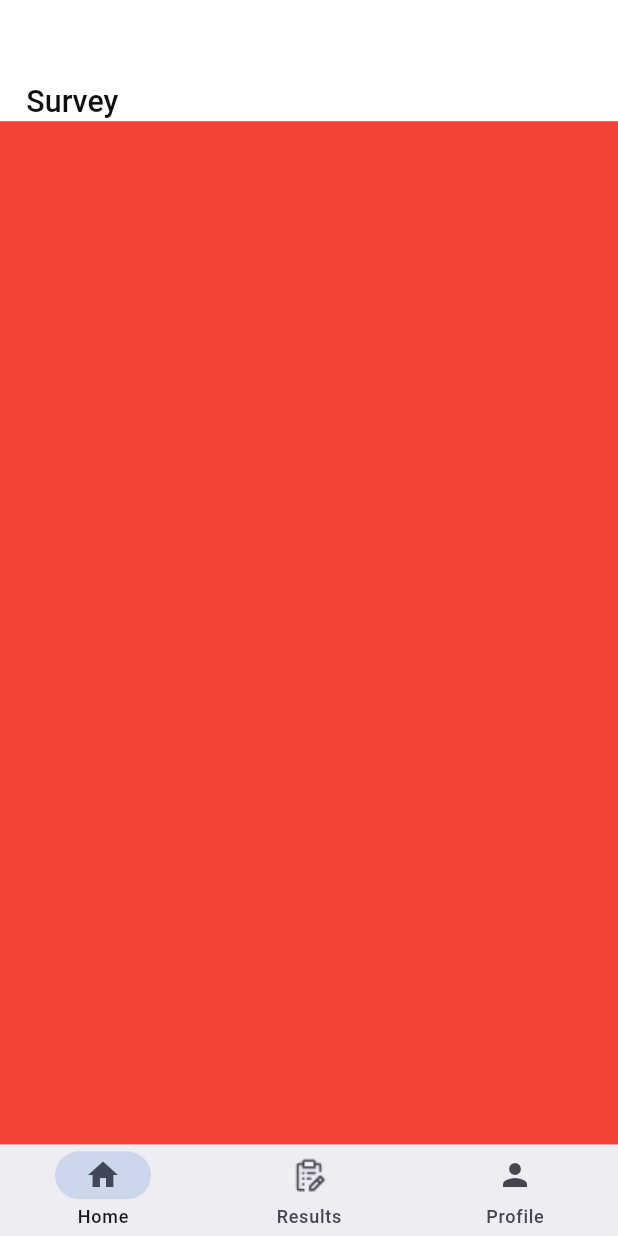
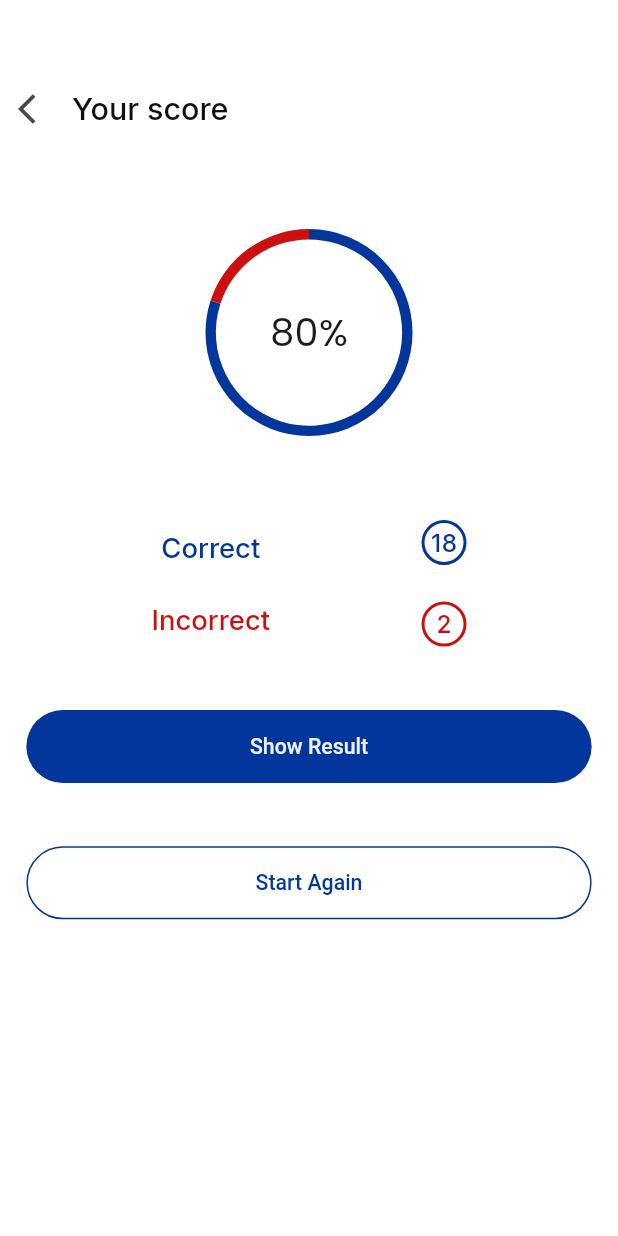
Before and after one commit to MohamedBishta/OnlineExam, a Flutter app: the screen it shows after launch, on a phone screen of 412 x 824 dp. Run offline on Flutter 3.47's test engine with Material 3 defaults, Android fonts, the phone set to English and light mode, and no system bars; our stand-ins replace connectivity_plus, dio, easy_localization, flutter_bloc, flutter_screenutil, flutter_spinkit and 8 more; missing offline and left inert: flutter_timer_countdown; accounts and stored records are empty.

Commit message:
feat(exam):ui done and fix problem with gradle - exam screen ui - Score Screen ui - move sdk from partition to another and fix all damage

```diff
--- a/lib/config/theme/my_theme.dart
+++ b/lib/config/theme/my_theme.dart
@@ -9,10 +9,25 @@ class MyTheme {
       fontWeight: FontWeight.w500,
       color: ColorsManager.headTheme,
     ),
+    headlineSmall: TextStyle(
+      fontSize: 18.sp,
+      fontWeight: FontWeight.w500,
+      color: ColorsManager.headTheme,
+    ),
+    titleLarge: TextStyle(
+      fontWeight: FontWeight.w500,
+      fontSize: 14.sp,
+      color: ColorsManager.textTheme,
+    ),
     titleSmall: TextStyle(
       fontWeight: FontWeight.w400,
       fontSize: 12.sp,
       color: ColorsManager.textTheme,
+    ),
+    bodyLarge: TextStyle(
+      fontSize: 16.sp,
+      fontWeight: FontWeight.w500,
+      color: ColorsManager.headTheme,
     ),
   );
 
--- a/lib/core/utils/assets_manager.dart
+++ b/lib/core/utils/assets_manager.dart
@@ -1,4 +1,5 @@
 class AssetsManager {
   static const profile = 'assets/images/profile_test.jpg';
-  static const result = 'assets/icons/result_icon.png';
+  static const resultIcon = 'assets/icons/result_icon.png';
+  static const timerIcon = 'assets/icons/timer_icon.png';
 }
--- a/lib/core/utils/colors_manager.dart
+++ b/lib/core/utils/colors_manager.dart
@@ -1,5 +1,6 @@
 import 'package:flutter/material.dart';
 
+//Color(0xffEDEFF3)
 class ColorsManager {
   static const int _baseBlueColor = 0xFF02369C;
   static const int _baseGrayColor = 0xFF0F0F0F;
@@ -7,12 +8,15 @@ class ColorsManager {
   static const Color headTheme = Color(0xff0F0F0F);
   static const Color textTheme = Color(0xff535353);
   static const Color babyBlue = Color(0xff02369C);
+  static const Color green = Color(0xff11CE19);
+  static const Color red = Color(0xffCC1010);
 
   static const MaterialColor customBlue = MaterialColor(
     _baseBlueColor,
     <int, Color>{
-      50: Color(0xFFCCD7EB), // 10%
-      100: Color(0xFFABBCDE), // 20%
+      50: Color(0xFFEDEFF3),
+      100: Color(0xFFCCD7EB), // 10%
+      150: Color(0xFFABBCDE), // 20%
       200: Color(0xFF819BCE), // 30%
       300: Color(0xFF5679BD), // 40%
       400: Color(0xFF2C58AD), // 50%
--- a/lib/core/utils/routing/routes_manager.dart
+++ b/lib/core/utils/routing/routes_manager.dart
@@ -8,4 +8,6 @@ class RoutesManager {
   static const String forgetRouteName = '/forget';
   static const String otpRouteName = '/otp';
   static const String changePasswordRouteName = '/changePassword';
+  static const String examRouteName = '/exam';
+  static const String examScoreRouteName = '/examScore';
 }
--- a/lib/main.dart
+++ b/lib/main.dart
@@ -8,6 +8,8 @@ import 'package:online_exam/presentation/forget/forget_password.dart';
 import 'package:online_exam/presentation/forget/reset_password.dart';
 import 'package:online_exam/presentation/forget/verification_code.dart';
 import 'package:online_exam/presentation/home/home_screen.dart';
+import 'package:online_exam/presentation/home/tabs/explore/exam/exam.dart';
+import 'package:online_exam/presentation/home/tabs/explore/exam/exam_score.dart';
 import 'package:online_exam/presentation/home/tabs/profile/edite_profile_tap.dart';
 import 'package:online_exam/presentation/home/tabs/profile/reset_password_view.dart'
     show ResetPasswordView;
@@ -50,7 +52,7 @@ class MyApp extends StatelessWidget {
         title: 'Flutter Demo',
         debugShowCheckedModeBanner: false,
         theme: MyTheme.lightTheme,
-        initialRoute: RoutesManager.homeRoteName,
+        initialRoute: RoutesManager.examScoreRouteName,
         routes: {
           RoutesManager.loginRouteName: (_) => LoginScreen(),
           RoutesManager.registerRoteName: (_) => RegisterScreen(),
@@ -59,7 +61,9 @@ class MyApp extends StatelessWidget {
           RoutesManager.resetPasswordRoteName: (_) => ResetPasswordView(),
           RoutesManager.forgetRouteName: (_) => ForgetPassword(),
           RoutesManager.otpRouteName: (_) => EmailVerification(),
-          RoutesManager.changePasswordRouteName: (_) => ResetPassword()
+          RoutesManager.changePasswordRouteName: (_) => ResetPassword(),
+          RoutesManager.examRouteName: (_) => ExamScreen(),
+          RoutesManager.examScoreRouteName: (_) => ExamScoreScreen()
         },
       ),
     );
--- a/lib/presentation/home/home_screen.dart
+++ b/lib/presentation/home/home_screen.dart
@@ -67,7 +67,7 @@ class _HomeScreenState extends State<HomeScreen> {
             label: 'Home',
           ),
           NavigationDestination(
-            icon: ImageIcon(AssetImage(AssetsManager.result)),
+            icon: ImageIcon(AssetImage(AssetsManager.resultIcon)),
             label: 'Results',
           ),
           NavigationDestination(
--- /dev/null
+++ b/lib/presentation/home/tabs/explore/exam/exam_score.dart
@@ -0,0 +1,202 @@
+import 'package:flutter/material.dart';
+import 'package:flutter_screenutil/flutter_screenutil.dart';
+import 'package:google_fonts/google_fonts.dart';
+import 'package:online_exam/core/utils/colors_manager.dart';
+import 'package:syncfusion_flutter_charts/charts.dart';
+
+class ExamScoreScreen extends StatelessWidget {
+  const ExamScoreScreen({super.key});
+
+  @override
+  Widget build(BuildContext context) {
+    return Scaffold(
+      body: Padding(
+        padding: EdgeInsets.only(top: 48.0.h),
+        child: Column(
+            mainAxisAlignment: MainAxisAlignment.start,
+            crossAxisAlignment: CrossAxisAlignment.center,
+            children: [
+              Row(
+                children: [
+                  IconButton(
+                    icon: Icon(Icons.arrow_back_ios),
+                    onPressed: () {
+                      //Navigator.pop(context);
+                    },
+                  ),
+                  Text(
+                    'Your score',
+                    style: GoogleFonts.inter(
+                        textStyle: Theme.of(context).textTheme.headlineMedium),
+                  ),
+                ],
+              ),
+              CircleChart(),
+              Row(
+                mainAxisAlignment: MainAxisAlignment.spaceEvenly,
+                children: [
+                  Column(
+                    mainAxisAlignment: MainAxisAlignment.spaceBetween,
+                    children: [
+                      Text(
+                        'Correct',
+                        style: GoogleFonts.inter(
+                                textStyle:
+                                    Theme.of(context).textTheme.headlineSmall)
+                            .copyWith(color: ColorsManager.primaryColor),
+                      ),
+                      Padding(
+                        padding: EdgeInsets.only(top: 24.h),
+                        child: Text(
+                          'Incorrect',
+                          style: GoogleFonts.inter(
+                                  textStyle:
+                                      Theme.of(context).textTheme.headlineSmall)
+                              .copyWith(color: ColorsManager.red),
+                        ),
+                      ),
+                    ],
+                  ),
+                  Column(
+                    children: [
+                      Container(
+                        width: 30, // Circle size
+                        height: 30,
+                        decoration: BoxDecoration(
+                          shape: BoxShape.circle,
+                          border: Border.all(
+                            width: 2,
+                            color: ColorsManager.primaryColor,
+                          ),
+                          // Background color
+                        ),
+                        alignment: Alignment.center,
+                        child: Text(
+                          '18', // Number inside the circle
+                          style: GoogleFonts.inter(
+                                  textStyle:
+                                      Theme.of(context).textTheme.bodyLarge)
+                              .copyWith(color: ColorsManager.primaryColor),
+                        ),
+                      ),
+                      Container(
+                        margin: EdgeInsets.only(top: 24.h),
+                        width: 30, // Circle size
+                        height: 30,
+                        decoration: BoxDecoration(
+                          shape: BoxShape.circle,
+                          border: Border.all(
+                            width: 2,
+                            color: ColorsManager.red,
+                          ),
+                          // Background color
+                        ),
+                        alignment: Alignment.center,
+                        child: Text(
+                          '2', // Number inside the circle
+                          style: GoogleFonts.inter(
+                                  textStyle:
+                                      Theme.of(context).textTheme.bodyLarge)
+                              .copyWith(color: ColorsManager.red),
+                        ),
+                      ),
+                    ],
+                  ),
+                ],
+              ),
+              Spacer(),
+              TextButton(
+                style: TextButton.styleFrom(
+                    fixedSize: Size(343.w, 48.h),
+                    foregroundColor: ColorsManager.customBlue.shade50,
+                    backgroundColor: ColorsManager.primaryColor),
+                onPressed: () {},
+                child: Text('Show Result',
+                    style: Theme.of(context)
+                        .textTheme
+                        .titleLarge!
+                        .copyWith(color: ColorsManager.customBlue.shade50)),
+              ),
+              Spacer(),
+              TextButton(
+                style: TextButton.styleFrom(
+                    side: BorderSide(color: ColorsManager.primaryColor),
+                    fixedSize: Size(343.w, 48.h),
+                    foregroundColor: ColorsManager.primaryColor,
+                    backgroundColor: Colors.transparent),
+                onPressed: () {},
+                child: Text(
+                  'Start Again',
+                  style: Theme.of(context)
+                      .textTheme
+                      .titleLarge!
+                      .copyWith(color: ColorsManager.primaryColor),
+                ),
+              ),
+              Spacer(
+                flex: 5,
+              )
+            ]),
+      ),
+    );
+  }
+}
+
+class CircleChart extends StatelessWidget {
+  const CircleChart({super.key});
+
+  @override
+  Widget build(BuildContext context) {
+    return Stack(
+      alignment: Alignment.center,
+      children: [
+        Center(
+          child: Text(
+            '80%',
+            style: GoogleFonts.poppins(
+              fontSize: 25.sp,
+            ),
+          ),
+        ),
+        SizedBox(
+          height: 250,
+          width: 250,
+          child: SfCircularChart(
+            enableMultiSelection: false,
+            series: <CircularSeries>[
+              DoughnutSeries<ChartData, String>(
+                dataSource: [
+                  ChartData('Blue', 80, ColorsManager.primaryColor),
+                  ChartData('Red', 20, ColorsManager.red),
+                ],
+                xValueMapper: (ChartData data, _) => data.label,
+                yValueMapper: (ChartData data, _) => data.value,
+                pointColorMapper: (ChartData data, _) => data.color,
+                dataLabelSettings: DataLabelSettings(isVisible: false),
+                radius: '60%',
+                innerRadius: '90%',
+                cornerStyle: CornerStyle.bothCurve,
+                animationDuration: 900,
+                legendIconType: LegendIconType.pentagon,
+                enableTooltip: true,
+                explode: true,
+                explodeAll: true,
+                explodeOffset: '5%',
+                // groupTo: .35,
+                groupMode: CircularChartGroupMode.value,
+              ),
+            ],
+          ),
+        ),
+      ],
+    );
+  }
+}
+
+class ChartData {
+  final String label;
+  final double value;
+  final Color color;
+
+  ChartData(this.label, this.value, this.color);
+}
--- a/pubspec.yaml
+++ b/pubspec.yaml
@@ -52,6 +52,8 @@ dependencies:
   connectivity_plus: ^6.1.3
   shared_preferences: ^2.5.2
   pretty_dio_logger: ^1.4.0
+  flutter_timer_countdown: ^1.0.7
+  syncfusion_flutter_charts: ^28.2.9
 
 dev_dependencies:
   flutter_test:
```
Also changed, not shown: lib/presentation/home/tabs/explore/exam/exam.dart (added, +283 -0 lines), lib/presentation/home/tabs/explore/exam/widgets/custom_list_tile.dart (added, +43 -0 lines), assets/icons/timer_icon.png (added), pubspec.lock, 122 other files.
